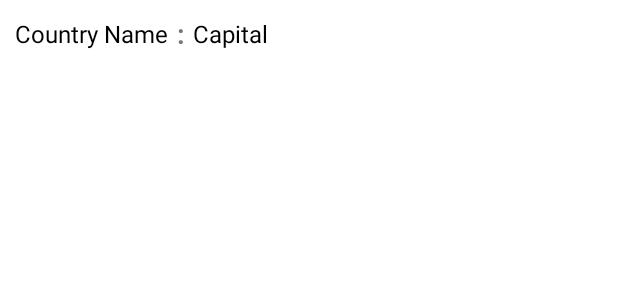
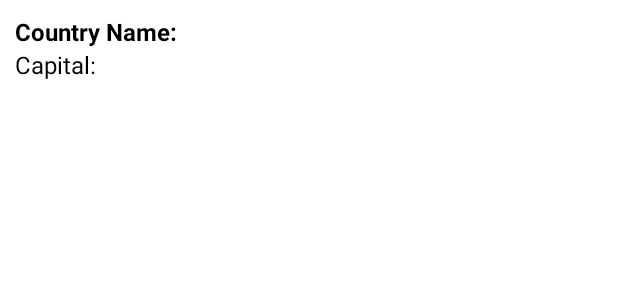
Before and after one commit to xzqvac/Mobile-devices-programming, an Android app: the layout country_view_item.xml on its own in the app's theme, with its tools: preview values and no code run, on a phone screen of 412 x 824 dp. Shown: the top 300 px of the screen. Run offline under Robolectric (Android 15) with nearby library versions, the phone set to English and light mode, and no system bars.

Commit message:
Technical issue

```diff
--- a/List_4/app/build.gradle
+++ b/List_4/app/build.gradle
@@ -36,11 +36,11 @@ dependencies {
     implementation 'com.squareup.retrofit2:retrofit:2.9.0'
     implementation 'com.squareup.retrofit2:converter-gson:2.9.0'
 
-    implementation 'androidx.core:core-ktx:1.7.0'
+    implementation 'androidx.core:core-ktx:1.9.0'
     implementation 'androidx.appcompat:appcompat:1.5.1'
     implementation 'com.google.android.material:material:1.7.0'
     implementation 'androidx.constraintlayout:constraintlayout:2.1.4'
     testImplementation 'junit:junit:4.13.2'
-    androidTestImplementation 'androidx.test.ext:junit:1.1.4'
-    androidTestImplementation 'androidx.test.espresso:espresso-core:3.5.0'
+    androidTestImplementation 'androidx.test.ext:junit:1.1.5'
+    androidTestImplementation 'androidx.test.espresso:espresso-core:3.5.1'
 }
--- a/List_4/app/src/main/res/layout/country_view_item.xml
+++ b/List_4/app/src/main/res/layout/country_view_item.xml
@@ -5,7 +5,7 @@
     android:layout_width="match_parent"
     android:layout_height="wrap_content"
     android:gravity="center_vertical"
-    android:orientation="horizontal"
+    android:orientation="vertical"
     android:padding="10dp">
 
     <TextView
@@ -13,26 +13,19 @@
             android:layout_width="wrap_content"
             android:layout_height="wrap_content"
             android:textColor="@android:color/black"
+            android:textStyle="bold"
             android:textSize="16sp"
-        tools:text="Country Name" />
+            tools:text="Country Name: " />
 
-    <TextView
-        android:id="@+id/spacer"
-        android:layout_width="wrap_content"
-        android:layout_height="wrap_content"
-        android:layout_marginStart="5dp"
-        android:layout_marginEnd="5dp"
-        android:textSize="18sp"
-        android:textStyle="bold"
-        tools:text=":" />
 
         <TextView
             android:id="@+id/text_view_capital"
-        android:layout_width="0dp"
+            android:layout_width="100dp"
             android:layout_height="wrap_content"
             android:layout_weight="1"
             android:textColor="@android:color/black"
             android:textSize="16sp"
-        tools:text="Capital" />
+            tools:text="Capital: " />
+
 
 </LinearLayout>
--- a/List_4/build.gradle
+++ /dev/null
@@ -1,6 +0,0 @@
-// Top-level build file where you can add configuration options common to all sub-projects/modules.
-plugins {
-    id 'com.android.application' version '7.3.1' apply false
-    id 'com.android.library' version '7.3.1' apply false
-    id 'org.jetbrains.kotlin.android' version '1.7.20' apply false
-}
--- a/List_4/settings.gradle
+++ b/List_4/settings.gradle
@@ -1,7 +1,7 @@
 pluginManagement {
     repositories {
+        google()
         gradlePluginPortal()
-        google()
         mavenCentral()
     }
 }
```
Also changed, not shown: List_4/app/src/main/java/com/example/restcountriesapp/CountryAdapter.kt (deleted, +0 -31 lines), List_4/app/src/main/java/com/example/restcountriesapp/MainActivity.kt (+31 -40 lines), List_4/app/src/main/java/com/example/restcountriesapp/adapter/CountryAdapter.kt (added, +51 -0 lines), List_4/gradle/wrapper/gradle-wrapper.properties. Lines whose indentation alone changed are shown as unchanged.
